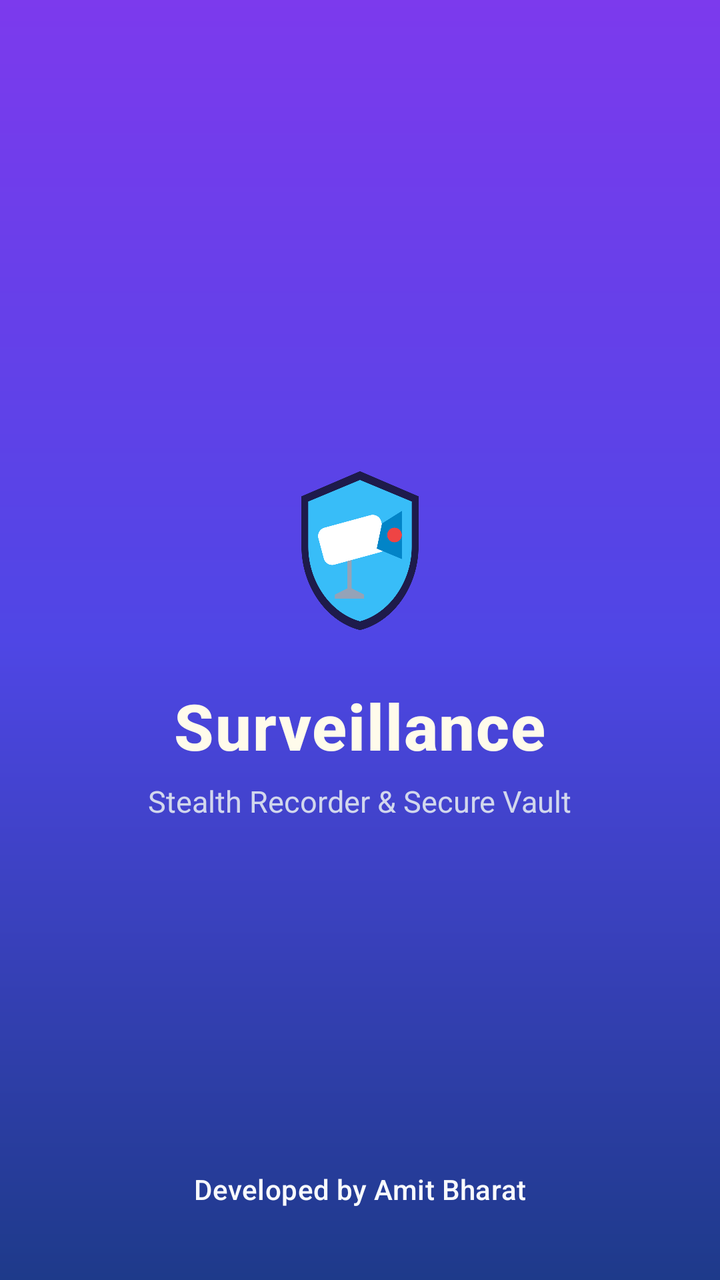
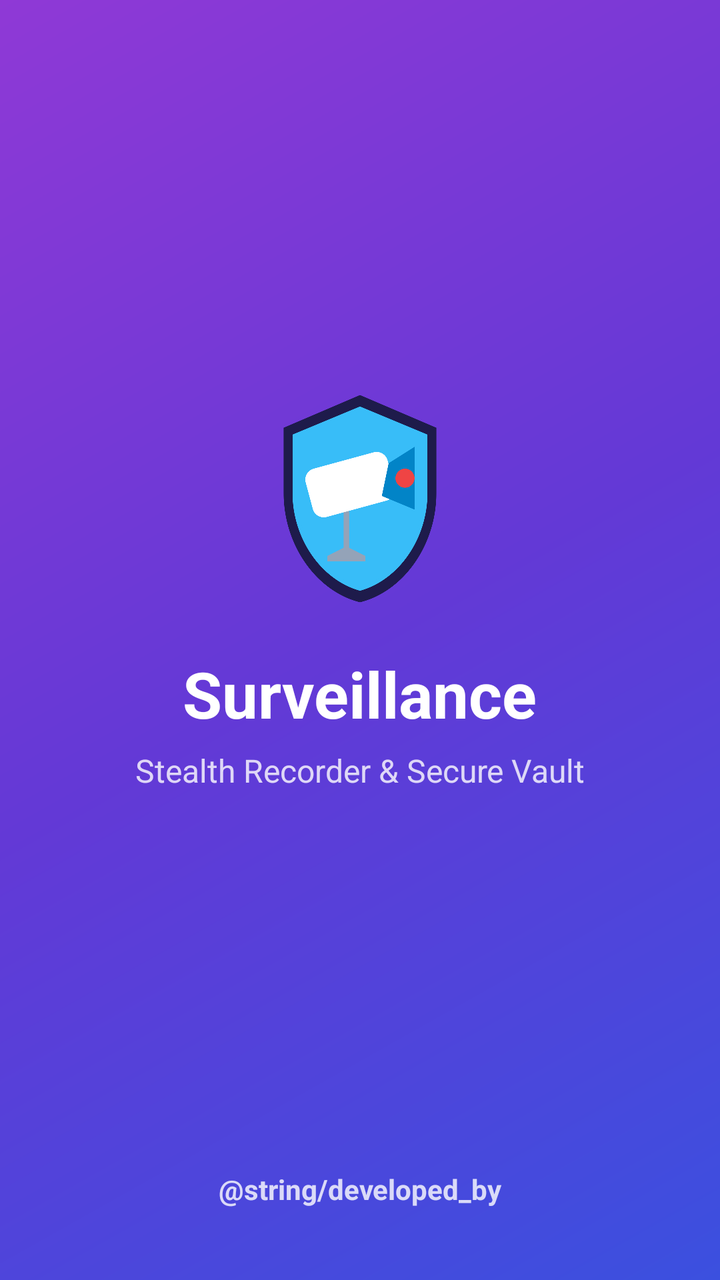

Before-and-after screenshots of an Android layout around one commit, followed by the original layout XML and the change that was made.
<!-- AndroidManifest.xml: activity theme Theme.GallerySecurityRecorder.FullScreen -->
<!-- res/layout/activity_splash.xml -->
<?xml version="1.0" encoding="utf-8"?>
<androidx.constraintlayout.widget.ConstraintLayout xmlns:android="http://schemas.android.com/apk/res/android"
    xmlns:app="http://schemas.android.com/apk/res-auto"
    android:layout_width="match_parent"
    android:layout_height="match_parent"
    android:background="@drawable/bg_splash_gradient">

    
    <LinearLayout
        android:id="@+id/layoutCenterBrand"
        android:layout_width="wrap_content"
        android:layout_height="wrap_content"
        android:gravity="center_horizontal"
        android:orientation="vertical"
        app:layout_constraintBottom_toBottomOf="parent"
        app:layout_constraintEnd_toEndOf="parent"
        app:layout_constraintStart_toStartOf="parent"
        app:layout_constraintTop_toTopOf="parent">

        <ImageView
            android:id="@+id/ivSplashLogo"
            android:layout_width="92dp"
            android:layout_height="92dp"
            android:src="@drawable/ic_splash_surveillance"
            android:contentDescription="@string/app_name" />

        <TextView
            android:id="@+id/tvSplashTitle"
            android:layout_width="wrap_content"
            android:layout_height="wrap_content"
            android:layout_marginTop="20dp"
            android:fontFamily="sans-serif-medium"
            android:text="Surveillance"
            android:textColor="#FFFBEB"
            android:textSize="32sp"
            android:textStyle="bold"
            android:letterSpacing="0.02" />

        <TextView
            android:id="@+id/tvSplashSubtitle"
            android:layout_width="wrap_content"
            android:layout_height="wrap_content"
            android:layout_marginTop="6dp"
            android:fontFamily="sans-serif"
            android:text="Stealth Recorder &amp; Secure Vault"
            android:textColor="#E2E8F0"
            android:textSize="15sp"
            android:alpha="0.9" />

    </LinearLayout>

    
    <TextView
        android:id="@+id/tvSplashDeveloper"
        android:layout_width="wrap_content"
        android:layout_height="wrap_content"
        android:layout_marginBottom="36dp"
        android:fontFamily="sans-serif-medium"
        android:text="Developed by Amit Bharat"
        android:textColor="#F8FAFC"
        android:textSize="14sp"
        android:letterSpacing="0.01"
        app:layout_constraintBottom_toBottomOf="parent"
        app:layout_constraintEnd_toEndOf="parent"
        app:layout_constraintStart_toStartOf="parent" />

</androidx.constraintlayout.widget.ConstraintLayout>
<!-- resources referenced by this layout -->
<resources>
  <!-- drawable bg_splash_gradient (drawable) -->
  <?xml version="1.0" encoding="utf-8"?>
  <shape xmlns:android="http://schemas.android.com/apk/res/android"
      android:shape="rectangle">
      <gradient
          android:type="linear"
          android:angle="270"
          android:startColor="#7C3AED"
          android:centerColor="#4F46E5"
          android:endColor="#1E3A8A" />
  </shape>
  <!-- drawable ic_splash_surveillance (drawable) -->
  <vector xmlns:android="http://schemas.android.com/apk/res/android"
      android:width="88dp"
      android:height="88dp"
      android:viewportWidth="88"
      android:viewportHeight="88">
  
      
      <path
          android:fillColor="#1E1B4B"
          android:pathData="M44,6 L16,18 L16,42 C16,61 28,78 44,82 C60,78 72,61 72,42 L72,18 L44,6 Z" />
  
      
      <path
          android:fillColor="#38BDF8"
          android:fillAlpha="0.18"
          android:pathData="M44,11 L20,21 L20,42 C20,58 30,73 44,77 C58,73 68,58 68,42 L68,21 L44,11 Z" />
  
      <path
          android:fillColor="#38BDF8"
          android:strokeColor="#38BDF8"
          android:strokeWidth="1.5"
          android:pathData="M44,11 L20,21 L20,42 C20,58 30,73 44,77 C58,73 68,58 68,42 L68,21 L44,11 Z" />
  
      
      <path
          android:fillColor="#FFFFFF"
          android:pathData="M27,33 L49,27 C51.2,26.4 53.5,27.7 54.1,29.9 L56.7,39.6 C57.3,41.8 56,44.1 53.8,44.7 L31.8,50.7 C29.6,51.3 27.3,50 26.7,47.8 L24.1,38.1 C23.5,35.9 24.8,33.6 27,33 Z" />
  
      
      <path
          android:fillColor="#0284C7"
          android:pathData="M54.5,31 L64,25 L64,48 L52,43 Z" />
  
      
      <path
          android:fillColor="#EF4444"
          android:pathData="M64,36.5 C64,38.4 62.4,40 60.5,40 C58.6,40 57,38.4 57,36.5 C57,34.6 58.6,33 60.5,33 C62.4,33 64,34.6 64,36.5 Z" />
  
      
      <path
          android:fillColor="#94A3B8"
          android:pathData="M38,49 L38,62 L32,65 L32,67 L46,67 L46,65 L40,62 L40,48.5 Z" />
  </vector>
  <string name="app_name">Surveillance</string>
  <style name="Theme.GallerySecurityRecorder.FullScreen" parent="Theme.GallerySecurityRecorder">
          <item name="android:windowFullscreen">true</item>
          <item name="android:windowContentOverlay">@null</item>
          <item name="android:statusBarColor">@android:color/transparent</item>
          <item name="android:navigationBarColor">@android:color/transparent</item>
          <item name="android:windowLightStatusBar">false</item>
          <item name="android:windowLightNavigationBar">false</item>
      </style>
  <color name="md_theme_light_primary">#0B57D0</color>
  <color name="md_theme_light_onPrimary">#FFFFFF</color>
  <color name="md_theme_light_primaryContainer">#D3E3FD</color>
  <color name="md_theme_light_onPrimaryContainer">#041E49</color>
  <color name="md_theme_light_secondary">#006399</color>
  <color name="md_theme_light_onSecondary">#FFFFFF</color>
  <color name="md_theme_light_secondaryContainer">#C2E7FF</color>
  <color name="md_theme_light_onSecondaryContainer">#001D35</color>
  <color name="md_theme_light_tertiary">#006874</color>
  <color name="md_theme_light_onTertiary">#FFFFFF</color>
  <color name="md_theme_light_tertiaryContainer">#97F0FF</color>
  <color name="md_theme_light_onTertiaryContainer">#001F24</color>
  <color name="md_theme_light_error">#BA1A1A</color>
  <color name="md_theme_light_onError">#FFFFFF</color>
  <color name="md_theme_light_errorContainer">#FFDAD6</color>
  <color name="md_theme_light_onErrorContainer">#410002</color>
  <color name="md_theme_light_background">#F8FAFC</color>
  <color name="md_theme_light_onBackground">#1E293B</color>
  <color name="md_theme_light_surface">#FFFFFF</color>
  <color name="md_theme_light_onSurface">#1E293B</color>
  <color name="md_theme_light_surfaceVariant">#E2E8F0</color>
  <color name="md_theme_light_onSurfaceVariant">#475569</color>
  <color name="md_theme_light_outline">#94A3B8</color>
  <color name="md_theme_light_outlineVariant">#CBD5E1</color>
  <!-- unchanged entries left out for length: 1 -->
</resources>

<!-- the commit's change to res/layout/activity_splash.xml (unified diff, before → after) -->
@@ -5,61 +5,54 @@
     android:layout_height="match_parent"
     android:background="@drawable/bg_splash_gradient">
 
-    
-    <LinearLayout
-        android:id="@+id/layoutCenterBrand"
+    <ImageView
+        android:id="@+id/ivSplashLogo"
+        android:layout_width="120dp"
+        android:layout_height="120dp"
+        android:src="@drawable/ic_splash_surveillance"
+        android:contentDescription="@string/app_name"
+        app:layout_constraintBottom_toTopOf="@+id/tvSplashTitle"
+        app:layout_constraintEnd_toEndOf="parent"
+        app:layout_constraintStart_toStartOf="parent"
+        app:layout_constraintTop_toTopOf="parent"
+        app:layout_constraintVertical_chainStyle="packed" />
+
+    <TextView
+        android:id="@+id/tvSplashTitle"
         android:layout_width="wrap_content"
         android:layout_height="wrap_content"
-        android:gravity="center_horizontal"
-        android:orientation="vertical"
-        app:layout_constraintBottom_toBottomOf="parent"
+        android:layout_marginTop="16dp"
+        android:text="@string/app_name"
+        android:textColor="#FFFFFF"
+        android:textSize="32sp"
+        android:textStyle="bold"
+        app:layout_constraintBottom_toTopOf="@+id/tvSplashSubtitle"
         app:layout_constraintEnd_toEndOf="parent"
         app:layout_constraintStart_toStartOf="parent"
-        app:layout_constraintTop_toTopOf="parent">
+        app:layout_constraintTop_toBottomOf="@+id/ivSplashLogo" />
 
-        <ImageView
-            android:id="@+id/ivSplashLogo"
-            android:layout_width="92dp"
-            android:layout_height="92dp"
-            android:src="@drawable/ic_splash_surveillance"
-            android:contentDescription="@string/app_name" />
+    <TextView
+        android:id="@+id/tvSplashSubtitle"
+        android:layout_width="wrap_content"
+        android:layout_height="wrap_content"
+        android:layout_marginTop="6dp"
+        android:text="Stealth Recorder &amp; Secure Vault"
+        android:textColor="#CCFFFFFF"
+        android:textSize="16sp"
+        app:layout_constraintBottom_toTopOf="@+id/tvSplashDeveloper"
+        app:layout_constraintEnd_toEndOf="parent"
+        app:layout_constraintStart_toStartOf="parent"
+        app:layout_constraintTop_toBottomOf="@+id/tvSplashTitle" />
 
-        <TextView
-            android:id="@+id/tvSplashTitle"
-            android:layout_width="wrap_content"
-            android:layout_height="wrap_content"
-            android:layout_marginTop="20dp"
-            android:fontFamily="sans-serif-medium"
-            android:text="Surveillance"
-            android:textColor="#FFFBEB"
-            android:textSize="32sp"
-            android:textStyle="bold"
-            android:letterSpacing="0.02" />
-
-        <TextView
-            android:id="@+id/tvSplashSubtitle"
-            android:layout_width="wrap_content"
-            android:layout_height="wrap_content"
-            android:layout_marginTop="6dp"
-            android:fontFamily="sans-serif"
-            android:text="Stealth Recorder &amp; Secure Vault"
-            android:textColor="#E2E8F0"
-            android:textSize="15sp"
-            android:alpha="0.9" />
-
-    </LinearLayout>
-
-    
     <TextView
         android:id="@+id/tvSplashDeveloper"
         android:layout_width="wrap_content"
         android:layout_height="wrap_content"
         android:layout_marginBottom="36dp"
-        android:fontFamily="sans-serif-medium"
-        android:text="Developed by Amit Bharat"
-        android:textColor="#F8FAFC"
+        android:text="@string/developed_by"
+        android:textColor="#CCFFFFFF"
         android:textSize="14sp"
-        android:letterSpacing="0.01"
+        android:textStyle="bold"
         app:layout_constraintBottom_toBottomOf="parent"
         app:layout_constraintEnd_toEndOf="parent"
         app:layout_constraintStart_toStartOf="parent" />
<!-- resource entries referenced after the edit -->
@@ -5,11 +5,11 @@
   <shape xmlns:android="http://schemas.android.com/apk/res/android"
       android:shape="rectangle">
       <gradient
-          android:type="linear"
-          android:angle="270"
-          android:startColor="#7C3AED"
-          android:centerColor="#4F46E5"
-          android:endColor="#1E3A8A" />
+          android:angle="135"
+          android:startColor="#3B50DF"
+          android:centerColor="#6339D6"
+          android:endColor="#8F39D6"
+          android:type="linear" />
   </shape>
   <!-- drawable ic_splash_surveillance (drawable) -->
   <vector xmlns:android="http://schemas.android.com/apk/res/android"
@@ -64,30 +64,30 @@
           <item name="android:windowLightStatusBar">false</item>
           <item name="android:windowLightNavigationBar">false</item>
       </style>
-  <color name="md_theme_light_primary">#0B57D0</color>
+  <color name="md_theme_light_primary">#3B50DF</color>
   <color name="md_theme_light_onPrimary">#FFFFFF</color>
-  <color name="md_theme_light_primaryContainer">#D3E3FD</color>
-  <color name="md_theme_light_onPrimaryContainer">#041E49</color>
-  <color name="md_theme_light_secondary">#006399</color>
+  <color name="md_theme_light_primaryContainer">#DFE0FF</color>
+  <color name="md_theme_light_onPrimaryContainer">#000B5C</color>
+  <color name="md_theme_light_secondary">#5C5D72</color>
   <color name="md_theme_light_onSecondary">#FFFFFF</color>
-  <color name="md_theme_light_secondaryContainer">#C2E7FF</color>
-  <color name="md_theme_light_onSecondaryContainer">#001D35</color>
-  <color name="md_theme_light_tertiary">#006874</color>
+  <color name="md_theme_light_secondaryContainer">#E1E0F9</color>
+  <color name="md_theme_light_onSecondaryContainer">#191A2C</color>
+  <color name="md_theme_light_tertiary">#78536B</color>
   <color name="md_theme_light_onTertiary">#FFFFFF</color>
-  <color name="md_theme_light_tertiaryContainer">#97F0FF</color>
-  <color name="md_theme_light_onTertiaryContainer">#001F24</color>
+  <color name="md_theme_light_tertiaryContainer">#FFD7EE</color>
+  <color name="md_theme_light_onTertiaryContainer">#2E1126</color>
   <color name="md_theme_light_error">#BA1A1A</color>
   <color name="md_theme_light_onError">#FFFFFF</color>
   <color name="md_theme_light_errorContainer">#FFDAD6</color>
   <color name="md_theme_light_onErrorContainer">#410002</color>
-  <color name="md_theme_light_background">#F8FAFC</color>
-  <color name="md_theme_light_onBackground">#1E293B</color>
-  <color name="md_theme_light_surface">#FFFFFF</color>
-  <color name="md_theme_light_onSurface">#1E293B</color>
-  <color name="md_theme_light_surfaceVariant">#E2E8F0</color>
-  <color name="md_theme_light_onSurfaceVariant">#475569</color>
-  <color name="md_theme_light_outline">#94A3B8</color>
-  <color name="md_theme_light_outlineVariant">#CBD5E1</color>
+  <color name="md_theme_light_background">#FDFBFF</color>
+  <color name="md_theme_light_onBackground">#1A1B1F</color>
+  <color name="md_theme_light_surface">#FDFBFF</color>
+  <color name="md_theme_light_onSurface">#1A1B1F</color>
+  <color name="md_theme_light_surfaceVariant">#E3E1EC</color>
+  <color name="md_theme_light_onSurfaceVariant">#46464F</color>
+  <color name="md_theme_light_outline">#777680</color>
+  <color name="md_theme_light_outlineVariant">#C7C5D0</color>
   <!-- unchanged entries left out for length: 1 -->
 </resources>
 
